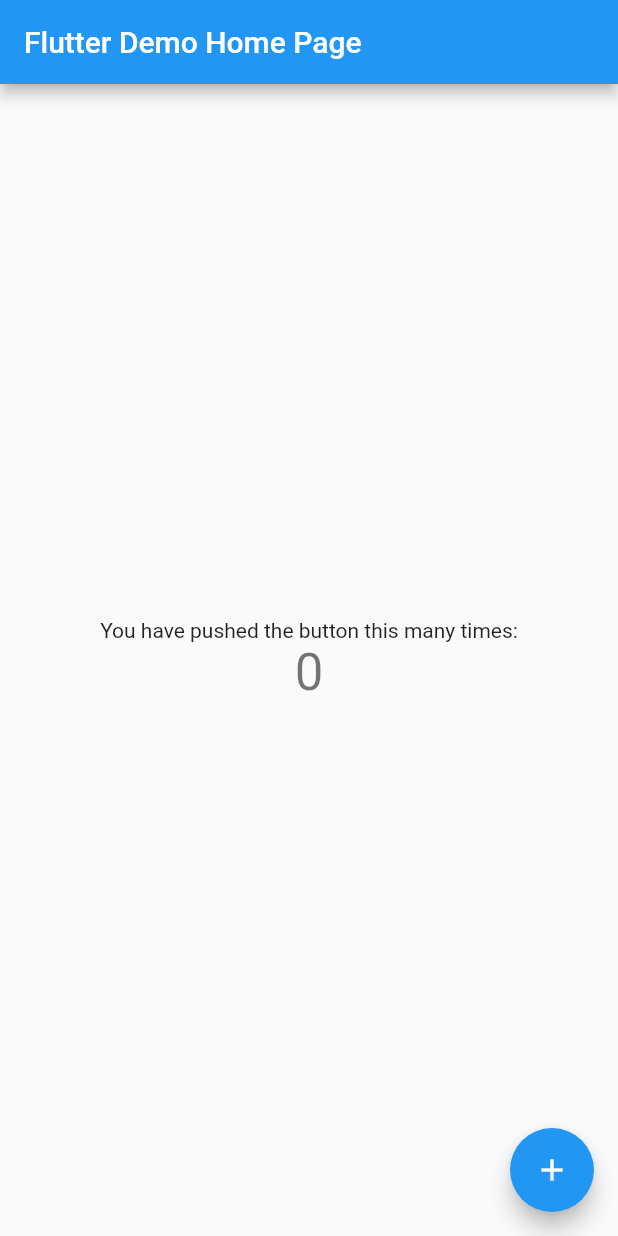
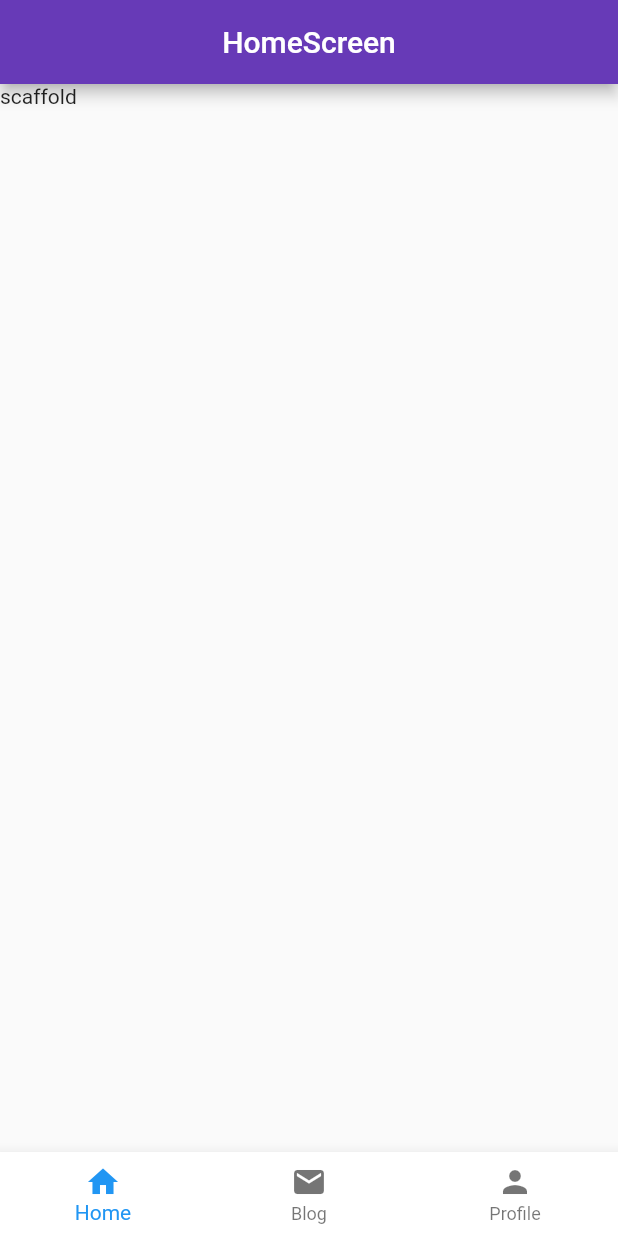
Before and after one commit to aman246149/jop-App-Flutter, a Flutter app: the screen it shows after launch, on a phone screen of 412 x 824 dp. Run offline on Flutter 3.47's test engine with Material 2 defaults, Android fonts, the light colour scheme and no system bars.

Commit message:
implemented all screens

```diff
--- a/lib/main.dart
+++ b/lib/main.dart
@@ -1,4 +1,7 @@
 import 'package:flutter/material.dart';
+import 'package:job/screens/BlogPage.dart';
+import 'package:job/screens/HomeScreen.dart';
+import 'package:job/screens/userpage.dart';
 
 void main() {
   runApp(const MyApp());
@@ -13,103 +16,70 @@
     return MaterialApp(
       title: 'Flutter Demo',
       theme: ThemeData(
-        // This is the theme of your application.
-        //
-        // Try running your application with "flutter run". You'll see the
-        // application has a blue toolbar. Then, without quitting the app, try
-        // changing the primarySwatch below to Colors.green and then invoke
-        // "hot reload" (press "r" in the console where you ran "flutter run",
-        // or simply save your changes to "hot reload" in a Flutter IDE).
-        // Notice that the counter didn't reset back to zero; the application
-        // is not restarted.
         primarySwatch: Colors.blue,
       ),
-      home: const MyHomePage(title: 'Flutter Demo Home Page'),
+      home: MyBottomBarDemo(),
     );
   }
 }
 
-class MyHomePage extends StatefulWidget {
-  const MyHomePage({Key? key, required this.title}) : super(key: key);
+// ignore: use_key_in_widget_constructors
+class MyBottomBarDemo extends StatefulWidget {
+  @override
+  _MyBottomBarDemoState createState() => _MyBottomBarDemoState();
+}
 
-  // This widget is the home page of your application. It is stateful, meaning
-  // that it has a State object (defined below) that contains fields that affect
-  // how it looks.
+class _MyBottomBarDemoState extends State<MyBottomBarDemo> {
+  int _pageIndex = 0;
+  PageController? _pageController;
 
-  // This class is the configuration for the state. It holds the values (in this
-  // case the title) provided by the parent (in this case the App widget) and
-  // used by the build method of the State. Fields in a Widget subclass are
-  // always marked "final".
-
-  final String title;
+  List<Widget> tabPages = [
+    HomeScreen(),
+    BlogPage(),
+    UserPage(),
+  ];
 
   @override
-  State<MyHomePage> createState() => _MyHomePageState();
-}
+  void initState() {
+    super.initState();
+    _pageController = PageController(initialPage: _pageIndex);
+  }
 
-class _MyHomePageState extends State<MyHomePage> {
-  int _counter = 0;
-
-  void _incrementCounter() {
-    setState(() {
-      // This call to setState tells the Flutter framework that something has
-      // changed in this State, which causes it to rerun the build method below
-      // so that the display can reflect the updated values. If we changed
-      // _counter without calling setState(), then the build method would not be
-      // called again, and so nothing would appear to happen.
-      _counter++;
-    });
+  @override
+  void dispose() {
+    _pageController!.dispose();
+    super.dispose();
   }
 
   @override
   Widget build(BuildContext context) {
-    // This method is rerun every time setState is called, for instance as done
-    // by the _incrementCounter method above.
-    //
-    // The Flutter framework has been optimized to make rerunning build methods
-    // fast, so that you can just rebuild anything that needs updating rather
-    // than having to individually change instances of widgets.
     return Scaffold(
-      appBar: AppBar(
-        // Here we take the value from the MyHomePage object that was created by
-        // the App.build method, and use it to set our appbar title.
-        title: Text(widget.title),
+      bottomNavigationBar: BottomNavigationBar(
+        currentIndex: _pageIndex,
+        onTap: onTabTapped,
+        backgroundColor: Colors.white,
+        items: <BottomNavigationBarItem>[
+          BottomNavigationBarItem(icon: Icon(Icons.home), label: "Home"),
+          BottomNavigationBarItem(icon: Icon(Icons.mail), label: "Blog"),
+          BottomNavigationBarItem(icon: Icon(Icons.person), label: "Profile"),
+        ],
       ),
-      body: Center(
-        // Center is a layout widget. It takes a single child and positions it
-        // in the middle of the parent.
-        child: Column(
-          // Column is also a layout widget. It takes a list of children and
-          // arranges them vertically. By default, it sizes itself to fit its
-          // children horizontally, and tries to be as tall as its parent.
-          //
-          // Invoke "debug painting" (press "p" in the console, choose the
-          // "Toggle Debug Paint" action from the Flutter Inspector in Android
-          // Studio, or the "Toggle Debug Paint" command in Visual Studio Code)
-          // to see the wireframe for each widget.
-          //
-          // Column has various properties to control how it sizes itself and
-          // how it positions its children. Here we use mainAxisAlignment to
-          // center the children vertically; the main axis here is the vertical
-          // axis because Columns are vertical (the cross axis would be
-          // horizontal).
-          mainAxisAlignment: MainAxisAlignment.center,
-          children: <Widget>[
-            const Text(
-              'You have pushed the button this many times:',
-            ),
-            Text(
-              '$_counter',
-              style: Theme.of(context).textTheme.headline4,
-            ),
-          ],
-        ),
+      body: PageView(
+        children: tabPages,
+        onPageChanged: onPageChanged,
+        controller: _pageController,
       ),
-      floatingActionButton: FloatingActionButton(
-        onPressed: _incrementCounter,
-        tooltip: 'Increment',
-        child: const Icon(Icons.add),
-      ), // This trailing comma makes auto-formatting nicer for build methods.
     );
   }
+
+  void onPageChanged(int page) {
+    setState(() {
+      this._pageIndex = page;
+    });
+  }
+
+  void onTabTapped(int index) {
+    this._pageController!.animateToPage(index,
+        duration: const Duration(milliseconds: 500), curve: Curves.easeInOut);
+  }
 }
--- /dev/null
+++ b/lib/screens/HomeScreen.dart
@@ -0,0 +1,23 @@
+// ignore: file_names
+import 'package:flutter/material.dart';
+
+class HomeScreen extends StatefulWidget {
+  const HomeScreen({Key? key}) : super(key: key);
+
+  @override
+  _HomeScreenState createState() => _HomeScreenState();
+}
+
+class _HomeScreenState extends State<HomeScreen> {
+  @override
+  Widget build(BuildContext context) {
+    return Scaffold(
+      appBar: AppBar(
+        title: Center(
+            child: Text("HomeScreen", style: TextStyle(color: Colors.white))),
+        backgroundColor: Colors.deepPurple,
+      ),
+      body: Text("scaffold"),
+    );
+  }
+}
```
Also changed, not shown: lib/Auth/Auth.dart (added, +19 -0 lines), lib/screens/BlogPage.dart (added, +22 -0 lines), lib/screens/userpage.dart (added, +51 -0 lines).
